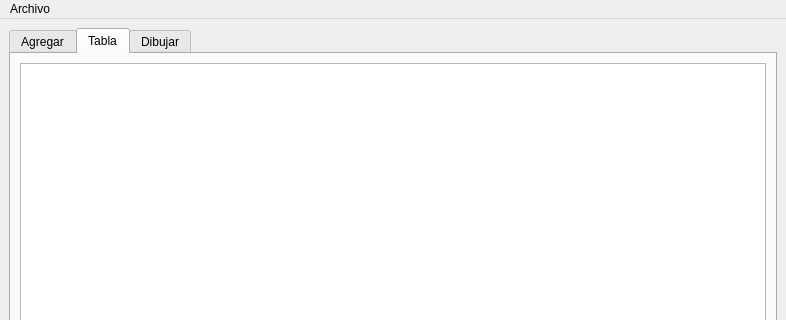
This is mainwindow.ui in Antonio-Hdez/Prueba-interfazgrafica-antoniohdez as Qt 5 draws it before an edit; both pictures show x 0 to 786 and y 0 to 320 of the 786 by 557 pixel window. The edited form follows.
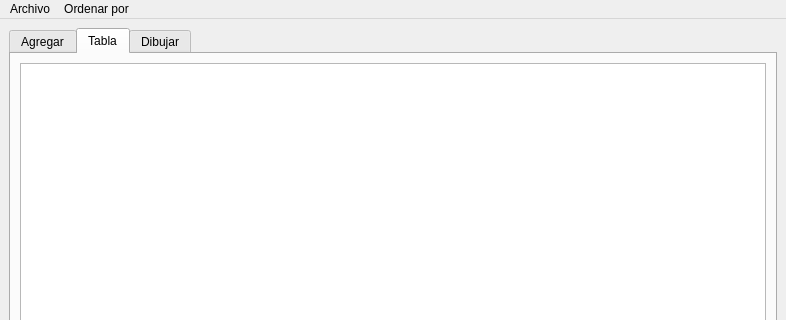
This is the edited form. The open tabs and pages were chosen to show the change.

Commit message: Actividad 14 (sort)

Patch:
```diff
--- a/mainwindow.ui
+++ b/mainwindow.ui
@@ -260,7 +260,16 @@
     <addaction name="actionAbrir"/>
     <addaction name="actionGuardar"/>
    </widget>
+   <widget class="QMenu" name="menuID">
+    <property name="title">
+     <string>Ordenar por</string>
+    </property>
+    <addaction name="actionId"/>
+    <addaction name="actionDistancia"/>
+    <addaction name="actionVelocidad"/>
+   </widget>
    <addaction name="menuArchivo"/>
+   <addaction name="menuID"/>
   </widget>
   <widget class="QStatusBar" name="statusbar"/>
   <action name="actionAbrir">
```
Left out of the diff: 22 changed lines with no effect on the pictures. The commit also changes 2 other files.
